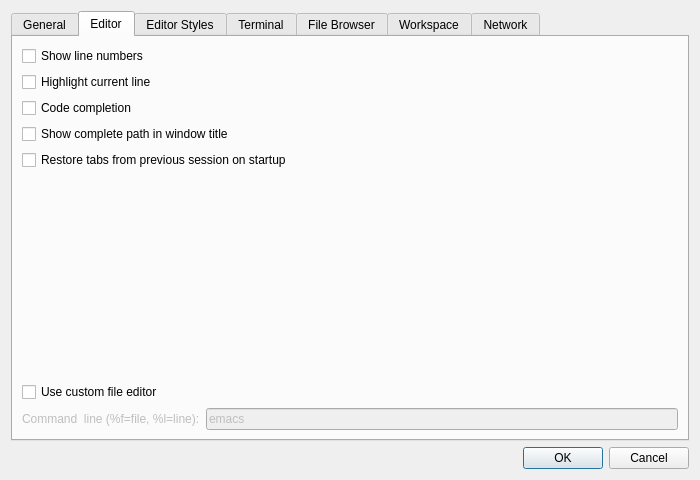
This is libgui/src/settings-dialog.ui in ctaggart/octave as Qt 5 draws it before an edit. The edited form follows.
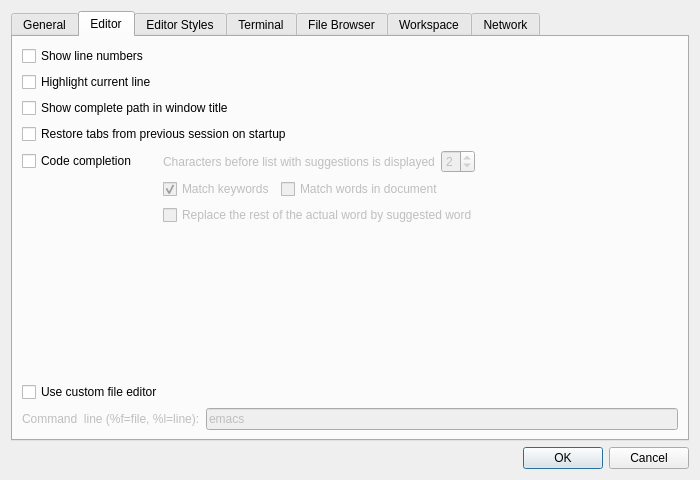
This is the edited form. The open tabs and pages were chosen to show the change.

Commit message:
options for auto completion threshold, source and word replacement in settings
* settings-dialog.ui: new settings for auto completion threshold, source and
  word replacement
* settings-dailog.cc(constructor): load values for new settings from file;
  (write_changed_settings): store values of new settings to settings file
* file-editor-tab.cc(notice_settings): load values for auto completion
  threshold, source and word replacement from settings

```diff
--- a/libgui/src/settings-dialog.ui
+++ b/libgui/src/settings-dialog.ui
@@ -196,10 +196,7 @@
       </attribute>
       <layout class="QVBoxLayout" name="verticalLayout_6">
        <item>
-        <layout class="QVBoxLayout" name="verticalLayout_5">
-         <item>
-          <layout class="QHBoxLayout" name="horizontalLayout_4"/>
-         </item>
+        <layout class="QVBoxLayout" name="verticalLayout_9">
          <item>
           <widget class="QCheckBox" name="editor_showLineNumbers">
            <property name="enabled">
@@ -220,19 +217,6 @@
            </property>
           </widget>
          </item>
-         <item>
-          <widget class="QCheckBox" name="editor_codeCompletion">
-           <property name="enabled">
-            <bool>true</bool>
-           </property>
-           <property name="text">
-            <string>Code completion</string>
-           </property>
-           <property name="checked">
-            <bool>false</bool>
-           </property>
-          </widget>
-         </item>
          <item>
           <widget class="QCheckBox" name="editor_longWindowTitle">
            <property name="text">
@@ -247,6 +231,144 @@
            </property>
           </widget>
          </item>
+         <item>
+          <layout class="QGridLayout" name="gridLayout_2">
+           <item row="0" column="2">
+            <layout class="QHBoxLayout" name="horizontalLayout_2">
+             <property name="spacing">
+              <number>6</number>
+             </property>
+             <item>
+              <widget class="QLabel" name="editor_label_ac_threshold">
+               <property name="enabled">
+                <bool>false</bool>
+               </property>
+               <property name="text">
+                <string>Characters before list with suggestions is displayed</string>
+               </property>
+              </widget>
+             </item>
+             <item>
+              <widget class="QSpinBox" name="editor_spinbox_ac_threshold">
+               <property name="enabled">
+                <bool>false</bool>
+               </property>
+               <property name="toolTip">
+                <string/>
+               </property>
+               <property name="whatsThis">
+                <string/>
+               </property>
+               <property name="suffix">
+                <string/>
+               </property>
+               <property name="minimum">
+                <number>1</number>
+               </property>
+               <property name="maximum">
+                <number>6</number>
+               </property>
+               <property name="value">
+                <number>2</number>
+               </property>
+              </widget>
+             </item>
+             <item>
+              <spacer name="horizontalSpacer_2">
+               <property name="orientation">
+                <enum>Qt::Horizontal</enum>
+               </property>
+               <property name="sizeHint" stdset="0">
+                <size>
+                 <width>40</width>
+                 <height>20</height>
+                </size>
+               </property>
+              </spacer>
+             </item>
+            </layout>
+           </item>
+           <item row="1" column="2">
+            <layout class="QHBoxLayout" name="horizontalLayout_4">
+             <item>
+              <widget class="QCheckBox" name="editor_checkbox_ac_keywords">
+               <property name="enabled">
+                <bool>false</bool>
+               </property>
+               <property name="text">
+                <string>Match keywords</string>
+               </property>
+               <property name="checked">
+                <bool>true</bool>
+               </property>
+              </widget>
+             </item>
+             <item>
+              <widget class="QCheckBox" name="editor_checkbox_ac_document">
+               <property name="enabled">
+                <bool>false</bool>
+               </property>
+               <property name="text">
+                <string>Match words in document</string>
+               </property>
+              </widget>
+             </item>
+             <item>
+              <spacer name="horizontalSpacer_8">
+               <property name="orientation">
+                <enum>Qt::Horizontal</enum>
+               </property>
+               <property name="sizeHint" stdset="0">
+                <size>
+                 <width>40</width>
+                 <height>20</height>
+                </size>
+               </property>
+              </spacer>
+             </item>
+            </layout>
+           </item>
+           <item row="0" column="0">
+            <widget class="QCheckBox" name="editor_codeCompletion">
+             <property name="enabled">
+              <bool>true</bool>
+             </property>
+             <property name="text">
+              <string>Code completion</string>
+             </property>
+             <property name="checked">
+              <bool>false</bool>
+             </property>
+            </widget>
+           </item>
+           <item row="0" column="1">
+            <spacer name="horizontalSpacer_7">
+             <property name="orientation">
+              <enum>Qt::Horizontal</enum>
+             </property>
+             <property name="sizeType">
+              <enum>QSizePolicy::Fixed</enum>
+             </property>
+             <property name="sizeHint" stdset="0">
+              <size>
+               <width>20</width>
+               <height>0</height>
+              </size>
+             </property>
+            </spacer>
+           </item>
+           <item row="2" column="2">
+            <widget class="QCheckBox" name="editor_checkbox_ac_replace">
+             <property name="enabled">
+              <bool>false</bool>
+             </property>
+             <property name="text">
+              <string>Replace the rest of the actual word by suggested word</string>
+             </property>
+            </widget>
+           </item>
+          </layout>
+         </item>
         </layout>
        </item>
        <item>
```
Left out of the diff: 82 changed lines with no effect on the pictures. The commit also changes 2 other files.
